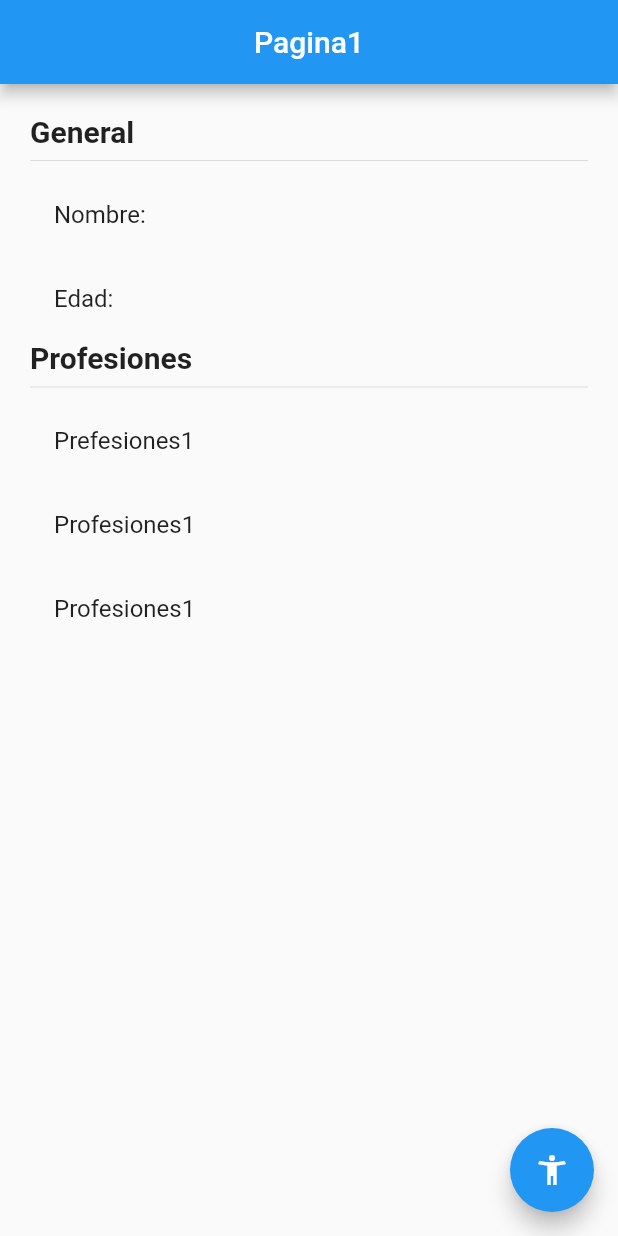
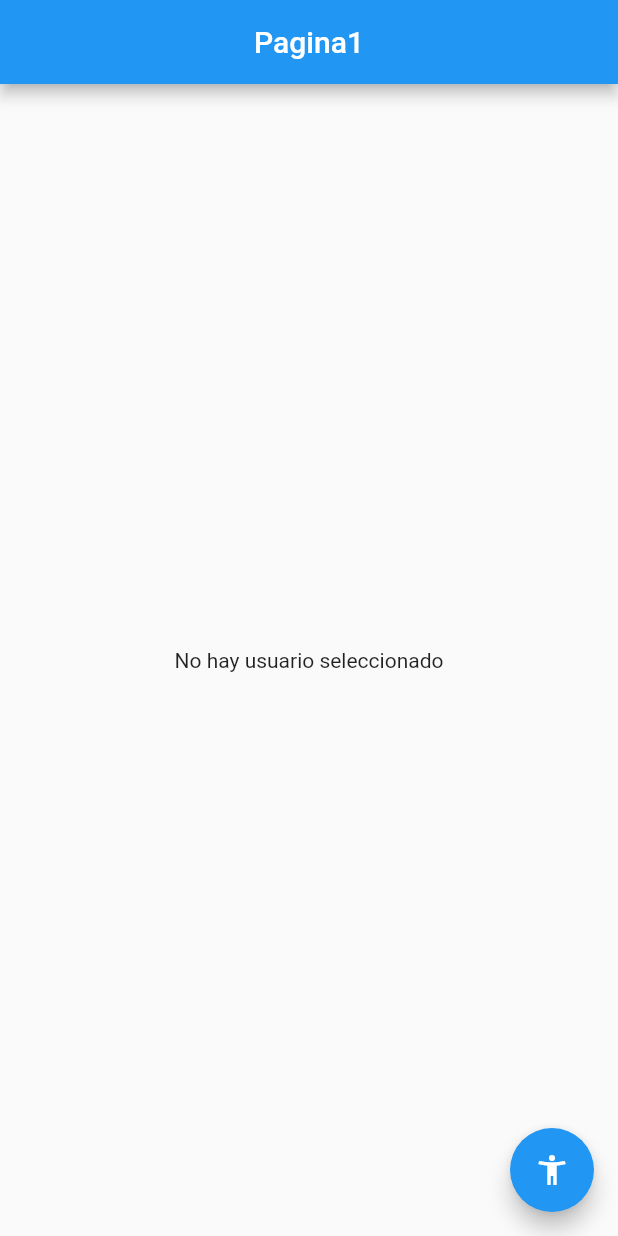
Before and after one commit to CRUXsur/estados, a Flutter app: the screen it shows after launch, on a phone screen of 412 x 824 dp. Run offline on Flutter 3.47's test engine with Material 2 defaults, Android fonts, the light colour scheme and no system bars; our stand-ins replace get.

Commit message:
GetX: Gestor de estado-GetxController

```diff
--- /dev/null
+++ b/lib/controllers/usuario_controller.dart
@@ -0,0 +1,19 @@
+import 'package:get/get.dart';
+import 'package:estados/models/usuario.dart';
+
+class UsuarioController extends GetxController {
+  //este valor bool, lo puedo tranformar en un observable.....
+  //son como string....
+  //bool existeUsuario = false; de tipo var o RxBool
+  //Rx : objeto reactivo
+  var existeUsuario = false.obs;
+  var usuario = Usuario().obs;
+
+  //creo un controlador, cargar usuario
+  void cargarUsuario(Usuario pUsuario) {
+    existeUsuario.value = true;
+    usuario.value = pUsuario;
+  }
+
+  //
+}
--- a/lib/pages/pagina1_page.dart
+++ b/lib/pages/pagina1_page.dart
@@ -1,18 +1,36 @@
+import 'package:estados/controllers/usuario_controller.dart';
 import 'package:flutter/material.dart';
 import 'package:get/get.dart';
 
-import 'package:estados/pages/pagina2_page.dart';
+//import 'package:estados/pages/pagina2_page.dart';
 
 class Pagina1Page extends StatelessWidget {
   const Pagina1Page({Key? key}) : super(key: key);
 
   @override
   Widget build(BuildContext context) {
+    //La pagina1 tiene que mostrar de manera condicional algo!
+    //Inyectamos lo que es nuestro UsuarioController
+    //vamos a hacer una inyeccion de una dependencia en nuestro
+    //context que se encuentra manejado por GetX, esta dependencia
+    //puede ser cualquier cosa, puede ser inclusive una instancia de
+    //cualquier clase o cualquier clase que uds quieran aunque no sea
+    //un controlador de GetX, cualquier cosa...en este caso
+    //inyectamos un UsuarioController()
+    //esto eleva UsuarioController al context
+    //y asi tengo la informacion de la creacion de esta instancia:
+    //Get.put(UsuarioController());
+    final usuarioCtrl = Get.put(UsuarioController());
+
     return Scaffold(
       appBar: AppBar(
         title: const Center(child: Text('Pagina1')),
       ),
-      body: const InformacionUsuario(),
+      body: Obx(
+        () => usuarioCtrl.existeUsuario.value
+            ? const InformacionUsuario()
+            : const NoInfo(),
+      ),
       floatingActionButton: FloatingActionButton(
         child: const Icon(Icons.accessibility_new),
         // onPressed: () {
@@ -26,6 +44,15 @@ class Pagina1Page extends StatelessWidget {
         }),
       ),
     );
+  }
+}
+
+class NoInfo extends StatelessWidget {
+  const NoInfo({Key? key}) : super(key: key);
+
+  @override
+  Widget build(BuildContext context) {
+    return const Center(child: Text('No hay usuario seleccionado'));
   }
 }
 
--- a/lib/pages/pagina2_page.dart
+++ b/lib/pages/pagina2_page.dart
@@ -1,5 +1,8 @@
 import 'package:flutter/material.dart';
 import 'package:get/get.dart';
+
+import 'package:estados/controllers/usuario_controller.dart';
+import 'package:estados/models/usuario.dart';
 
 class Pagina2Page extends StatelessWidget {
   const Pagina2Page({Key? key}) : super(key: key);
@@ -8,6 +11,9 @@ class Pagina2Page extends StatelessWidget {
   Widget build(BuildContext context) {
     //print(Get.arguments);
     //print(Get.arguments['nombre']);
+    //
+    //necesito saber cual es la instancia de mi UsuarioController
+    final usuarioCtrl = Get.find<UsuarioController>();
 
     return Scaffold(
       appBar: AppBar(
@@ -25,6 +31,7 @@ class Pagina2Page extends StatelessWidget {
               color: Colors.blue,
               onPressed: () {
                 //
+                usuarioCtrl.cargarUsuario(Usuario(nombre: 'Andres', edad: 9));
               },
             ),
             MaterialButton(
```
